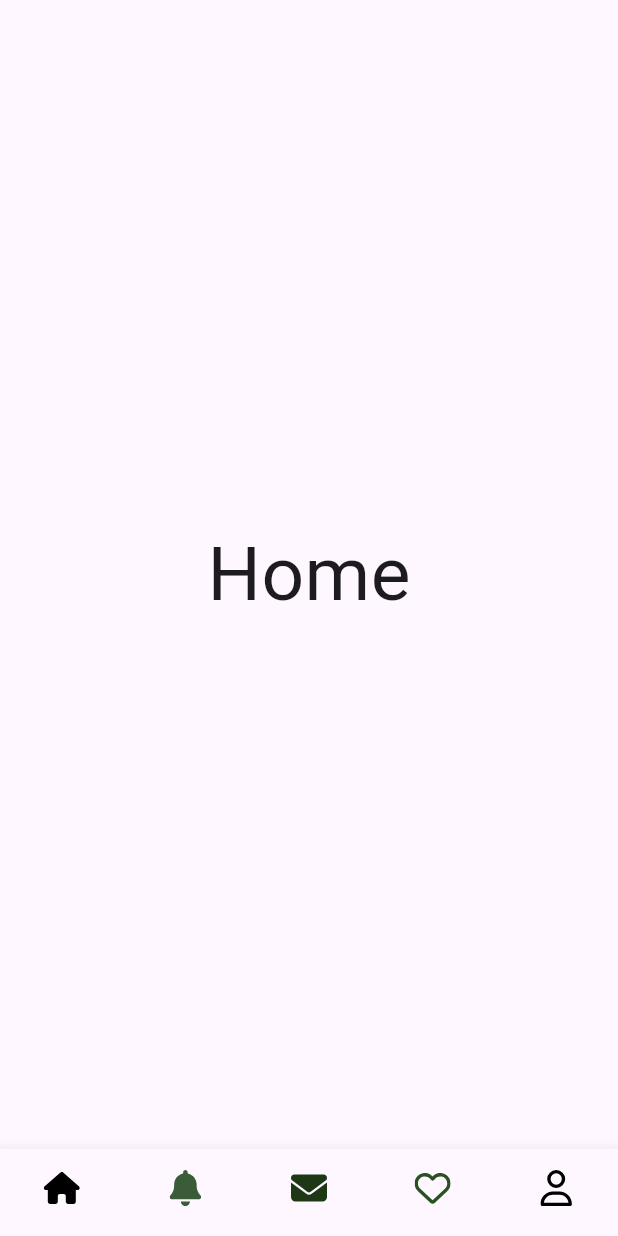
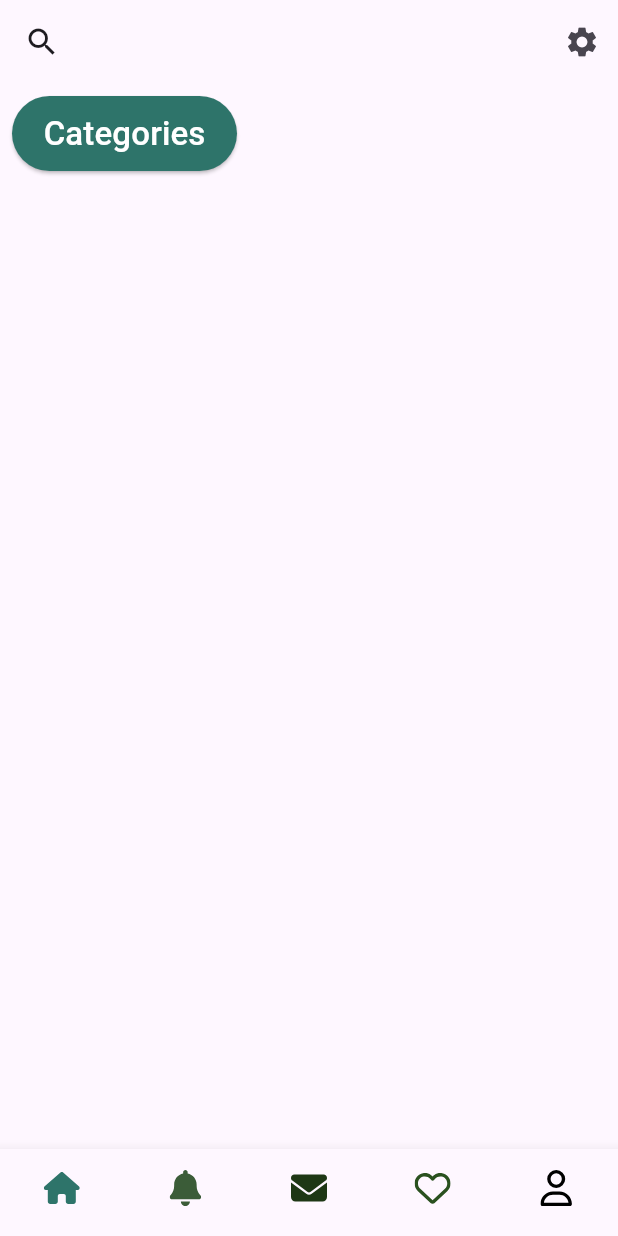
Before and after one commit to Abdo-Elsabagh/Zeoy, a Flutter app: the NavigationScreen screen opened directly, on a phone screen of 412 x 824 dp. Run offline on Flutter 3.47's test engine with Material 3 defaults, Android fonts, the phone set to English and light mode, and no system bars; our stand-ins replace flutter_svg.

Commit message:
`Refactored navigation and home screen, updated register view to use new navigation screen`

```diff
--- a/lib/Screen/NavigationBar.dart
+++ b/lib/Screen/NavigationBar.dart
@@ -44,7 +44,13 @@ class _NavigationScreenState extends State<NavigationScreen> {
                   width: 24,
                 ),
                 label: 'Home',
-            ),
+                activeIcon: SvgPicture.asset(
+                  'asset/svg/house-solid.svg',
+                  height: 24,
+                  width: 24,
+                  colorFilter: const ColorFilter.mode(
+                      Color(0xff2e746a), BlendMode.srcIn),
+                )),
             BottomNavigationBarItem(
                 icon: SvgPicture.asset(
                   'asset/svg/bell-solid.svg',
@@ -52,7 +58,13 @@ class _NavigationScreenState extends State<NavigationScreen> {
                   width: 24,
                 ),
                 label: 'Home',
-            ),
+                activeIcon: SvgPicture.asset(
+                  'asset/svg/bell-solid.svg',
+                  height: 24,
+                  width: 24,
+                  colorFilter: const ColorFilter.mode(
+                      Color(0xff2e746a), BlendMode.srcIn),
+                )),
             BottomNavigationBarItem(
                 icon: SvgPicture.asset(
                   'asset/svg/envelope-solid.svg',
@@ -60,7 +72,13 @@ class _NavigationScreenState extends State<NavigationScreen> {
                   width: 24,
                 ),
                 label: 'Home',
-            ),
+                activeIcon: SvgPicture.asset(
+                  'asset/svg/envelope-solid.svg',
+                  height: 24,
+                  width: 24,
+                  colorFilter: const ColorFilter.mode(
+                      Color(0xff2e746a), BlendMode.srcIn),
+                )),
             BottomNavigationBarItem(
                 icon: SvgPicture.asset(
                   'asset/svg/heart-regular.svg',
@@ -68,7 +86,13 @@ class _NavigationScreenState extends State<NavigationScreen> {
                   width: 24,
                 ),
                 label: 'Home',
-            ),
+                activeIcon: SvgPicture.asset(
+                  'asset/svg/heart-regular.svg',
+                  height: 24,
+                  width: 24,
+                  colorFilter: const ColorFilter.mode(
+                      Color(0xff2e746a), BlendMode.srcIn),
+                )),
             BottomNavigationBarItem(
                 icon: SvgPicture.asset(
                   'asset/svg/user-regular.svg',
@@ -76,7 +100,13 @@ class _NavigationScreenState extends State<NavigationScreen> {
                   width: 24,
                 ),
                 label: 'Home',
-            ),
+                activeIcon: SvgPicture.asset(
+                  'asset/svg/user-regular.svg',
+                  height: 24,
+                  width: 24,
+                  colorFilter: const ColorFilter.mode(
+                      Color(0xff2e746a), BlendMode.srcIn),
+                )),
           ]),
     );
   }
--- a/lib/Screen/home_Screen.dart
+++ b/lib/Screen/home_Screen.dart
@@ -5,17 +5,35 @@ class HomeScreen extends StatelessWidget {
 
   @override
   Widget build(BuildContext context) {
-    return const Scaffold(
-      body: Column(
-        mainAxisAlignment: MainAxisAlignment.center,
-        children: [
-          Center(
-            child: Text(
-              'Home',
-              style: TextStyle(fontSize: 50),
+    return Scaffold(
+      appBar: AppBar(
+        actions: [
+          IconButton(onPressed: () {}, icon: const Icon(Icons.settings))
+        ],
+        leading: IconButton(onPressed: () {}, icon: const Icon(Icons.search)),
+      ),
+      body: Padding(
+        padding: const EdgeInsets.all(8.0),
+        child: Column(
+          mainAxisAlignment: MainAxisAlignment.start,
+          children: [
+            ElevatedButton(
+                style: ElevatedButton.styleFrom(
+                  backgroundColor: const Color(0xff2e746a),
+                  padding: const EdgeInsets.all(8),
+                  minimumSize: const Size(150, 50),
+                ),
+                onPressed: () {},
+                child: const Text(
+                  'Categories',
+                  style: TextStyle(color: Colors.white, fontSize: 22),
+                )),
+            const SizedBox(
+              height: 16,
             ),
-          )
-        ],
+            //const Item(),
+          ],
+        ),
       ),
     );
   }
--- a/lib/auth/register_view.dart
+++ b/lib/auth/register_view.dart
@@ -1,5 +1,5 @@
 import 'package:flutter/material.dart';
-import 'package:koey/Screen/home_Screen.dart';
+import 'package:koey/Screen/NavigationBar.dart';
 import 'package:koey/auth/login_viem.dart';
 
 class RegisterView extends StatefulWidget {
@@ -150,7 +150,8 @@ class _RegisterViewState extends State<RegisterView> {
                                 if (formKey.currentState!.validate()) {
                                   Navigator.of(context)
                                       .pushReplacement(MaterialPageRoute(
-                                    builder: (context) => const HomeScreen(),
+                                    builder: (context) =>
+                                        const NavigationScreen(),
                                   ));
                                 }
                               },
--- a/lib/splashScreen.dart
+++ b/lib/splashScreen.dart
@@ -32,7 +32,7 @@ class SplahScreen extends StatelessWidget {
                   minimumSize: const Size(150, 50),
                 ),
                 onPressed: () {
-                  Navigator.of(context).push(MaterialPageRoute(
+                  Navigator.of(context).pushReplacement(MaterialPageRoute(
                     builder: (context) => const LoginView(),
                   ));
                 },
```
Also changed, not shown: lib/components/home_item.dart (added, +75 -0 lines), lib/model/item.dart (added, +14 -0 lines). Lines whose indentation alone changed are shown as unchanged.
